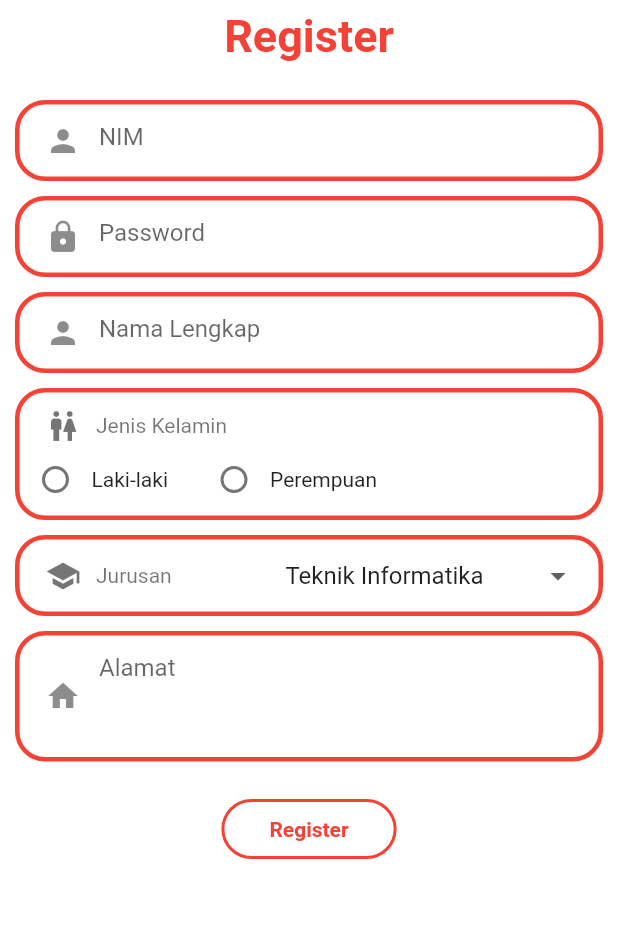
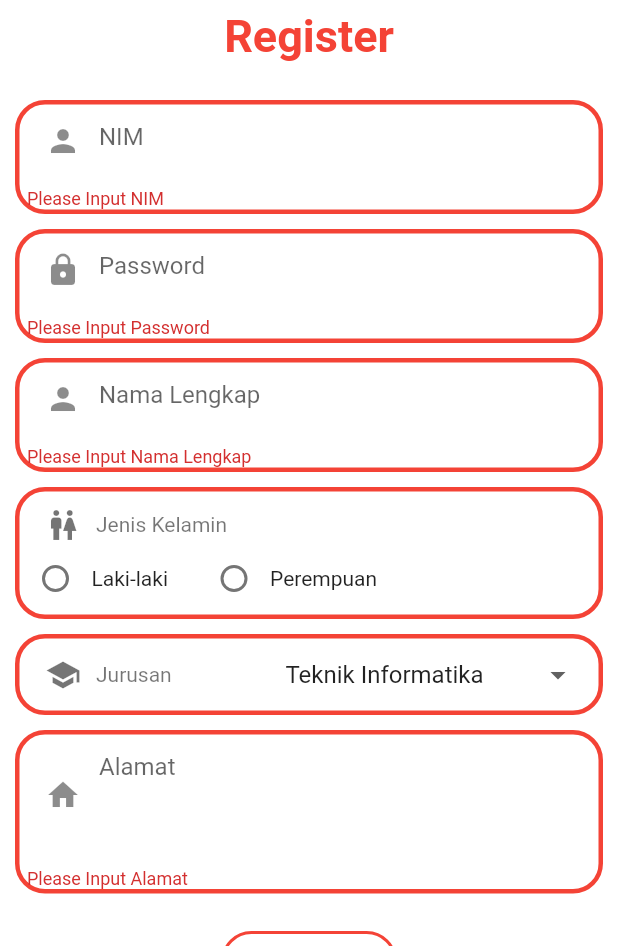
Before and after one commit to Fauzywahyudi/SubmissionFlutter, a Flutter app: the Register screen opened directly, after a tap on "Register", on a phone screen of 412 x 824 dp, the part 290-1236 px from its top. Run offline on Flutter 3.47's test engine with Material 2 defaults, Android fonts, the phone set to English and light mode, and no system bars; our stand-ins replace awesome_dialog, bot_toast, eva_icons_flutter, flutter_custom_clippers, flutter_svg, google_fonts and 1 more; missing offline and left inert: swipedetector; accounts and stored records are empty.

Commit message:
fix register and login @week3-1

```diff
--- a/SubmissionWeek3/form_login_register_mahasiswa/lib/views/login.dart
+++ b/SubmissionWeek3/form_login_register_mahasiswa/lib/views/login.dart
@@ -42,7 +42,7 @@ class _LoginState extends State<Login> {
     if (value == 1) {
       final data = await json.decode(response['data']);
       _mahasiswa = Mahasiswa(
-        data['id_mahasiswa'],
+        int.parse(data['id_mahasiswa']),
         data['nim_mahasiswa'],
         data['password'],
         data['nama_lengkap'],
--- a/SubmissionWeek3/form_login_register_mahasiswa/lib/views/register.dart
+++ b/SubmissionWeek3/form_login_register_mahasiswa/lib/views/register.dart
@@ -1,3 +1,5 @@
+import 'dart:convert';
+
 import 'package:bot_toast/bot_toast.dart';
 import 'package:flutter/material.dart';
 import 'package:form_login_register_mahasiswa/utils/assets.dart';
@@ -21,6 +23,8 @@ class _RegisterState extends State<Register> {
   var focPassword = FocusNode();
   var focNama = FocusNode();
   var focAlamat = FocusNode();
+
+  final _keyForm = GlobalKey<FormState>();
 
   String jenisKelamin = "";
   List _jurusan = [
@@ -54,7 +58,7 @@ class _RegisterState extends State<Register> {
   }
 
   void _register() async {
-    final response = await http.post(link.Link.main + "register.php", body: {
+    final result = await http.post(link.Link.main + "register.php", body: {
       "nim": tecNIM.text,
       "pass": tecPassword.text,
       "nama": tecNama.text,
@@ -62,9 +66,28 @@ class _RegisterState extends State<Register> {
       "jk": jenisKelamin,
       "jurusan": _currentJurusan,
     });
+    final response = await json.decode(result.body);
+    int value = response['value'];
+    String pesan = response['message'];
+    print(pesan);
+    if (value == 1) {
+      message(context, pesan, Icons.check, colSuccess);
+      Navigator.pop(context);
+    } else if (value == 2) {
+      message(context, pesan, Icons.info, colInfo);
+    } else {
+      message(context, pesan, Icons.close, colDanger);
+    }
 
-    print(response.statusCode);
-    messageStatus(context, response.statusCode);
+    // messageStatus(context, result.statusCode);
+  }
+
+  void _cekForm() {
+    final form = _keyForm.currentState;
+    if (form.validate() && jenisKelamin.isNotEmpty) {
+      form.save();
+      _register();
+    }
   }
 
   @override
@@ -103,7 +126,9 @@ class _RegisterState extends State<Register> {
   }
 
   Widget _buildFormInput() {
-    return Column(
+    return Form(
+      key: _keyForm,
+      child: Column(
         crossAxisAlignment: CrossAxisAlignment.start,
         children: [
           _buildTextField(
@@ -143,6 +168,7 @@ class _RegisterState extends State<Register> {
           _buildButton(),
           SizedBox(height: 20),
         ],
+      ),
     );
   }
 
@@ -182,7 +208,7 @@ class _RegisterState extends State<Register> {
         ),
         borderRadius: BorderRadius.circular(20),
       ),
-      child: TextField(
+      child: TextFormField(
         controller: controller,
         focusNode: focus,
         style: textLabel,
@@ -197,12 +223,18 @@ class _RegisterState extends State<Register> {
           border: InputBorder.none,
           hintText: hint,
         ),
-        onSubmitted: (v) {
+        onEditingComplete: () {
           if (nextFocus == null) {
             focus.unfocus();
           } else {
             FocusScope.of(context).requestFocus(nextFocus);
           }
+        },
+        validator: (value) {
+          if (value.isEmpty) {
+            return 'Please Input $hint';
+          }
+          return null;
         },
       ),
     );
@@ -211,7 +243,7 @@ class _RegisterState extends State<Register> {
   Center _buildButton() {
     return Center(
       child: InkWell(
-        onTap: () => _register(),
+        onTap: () => _cekForm(),
         child: Container(
           padding: EdgeInsets.symmetric(horizontal: 30, vertical: 10),
           decoration: BoxDecoration(
```
Also changed, not shown: SubmissionWeek3/form_login_register_mahasiswa/lib/utils/assets/notif.dart (+10 -0 lines), 1 other file. Lines whose indentation alone changed are shown as unchanged.
